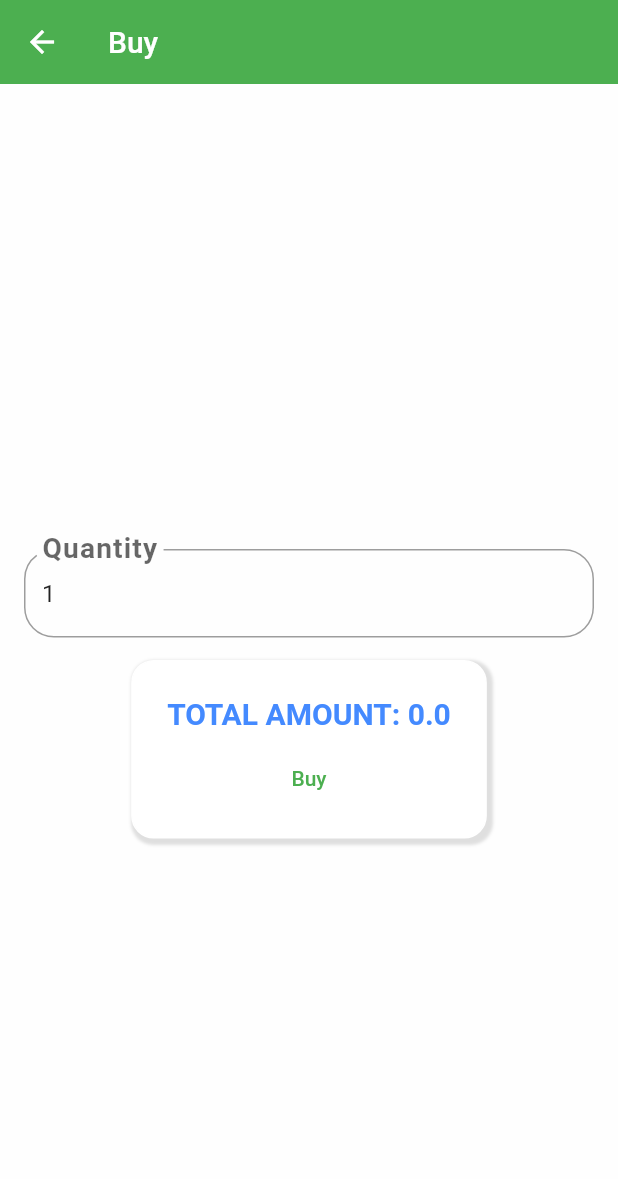
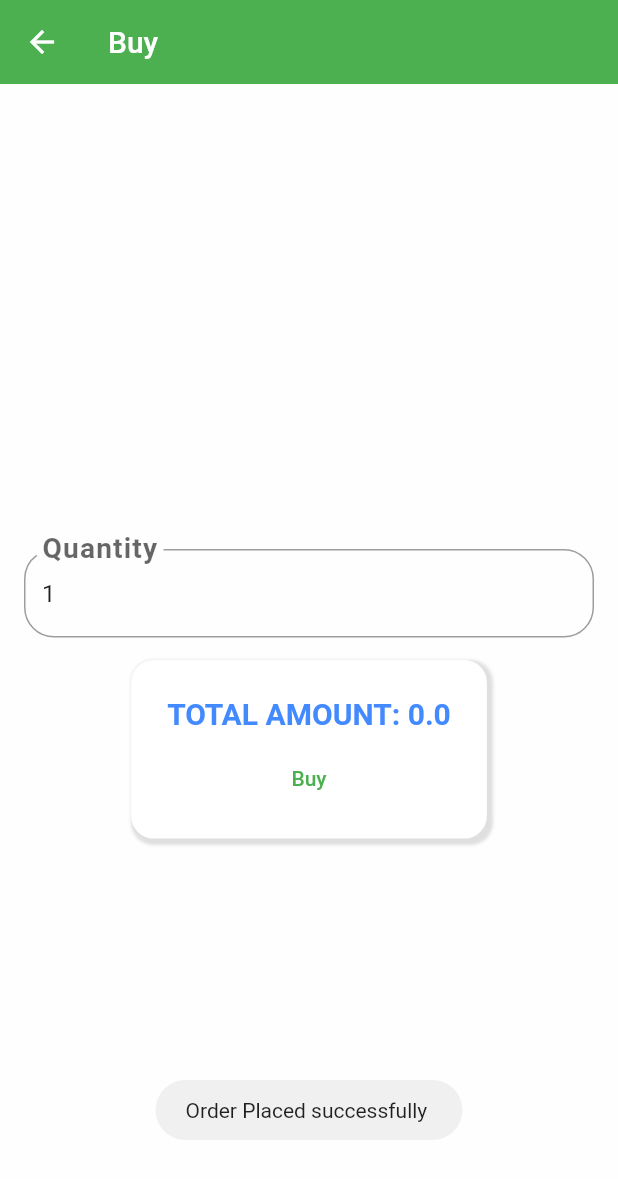
Before and after one commit to sanjay-06/Stock_Console_App, a Flutter app: the Purchase screen opened directly with empty values, after a tap on "Buy", on a phone screen of 412 x 824 dp. Shown: the top 1179 px of the screen. Run offline on Flutter 3.47's test engine with Material 2 defaults, Android fonts, the phone set to English and light mode, and no system bars; our stand-ins replace cloud_firestore, firebase_auth, firebase_core, fluttertoast, syncfusion_flutter_charts; accounts and stored records are empty.

Commit message:
store orders in firestore

```diff
--- a/lib/screens/purchase/purchase.dart
+++ b/lib/screens/purchase/purchase.dart
@@ -1,5 +1,8 @@
+import 'package:firebase_auth/firebase_auth.dart';
 import 'package:flutter/material.dart';
+import 'package:fluttertoast/fluttertoast.dart';
 import 'package:stockconsole/models/Amount.dart';
+import 'package:cloud_firestore/cloud_firestore.dart';
 
 class Purchase extends StatefulWidget {
   final String title;
@@ -67,6 +70,18 @@ class _PurchaseState extends State<Purchase> {
     _billAmountController.dispose();
     _tipPercentageController.dispose();
     super.dispose();
+  }
+
+  void purchase(price, qty, sym) {
+    FirebaseFirestore.instance
+        .collection('portfolio')
+        .doc(FirebaseAuth.instance.currentUser!.email)
+        .set({
+      "stocks": [
+        {'price': price, 'qty': qty, 'title': sym}
+      ]
+    });
+    Fluttertoast.showToast(msg: "Order Placed successfully ");
   }
 
   @override
@@ -144,7 +159,9 @@ class _PurchaseState extends State<Purchase> {
                         key: const Key('totalAmount'),
                       ),
                       TextButton(
-                          onPressed: () {},
+                          onPressed: () {
+                            purchase(price, _tipPercentage, title);
+                          },
                           child: const Text(
                             "Buy",
                             style: TextStyle(color: Colors.green),
```
Also changed, not shown: lib/screens/purchase/Sell.dart (+18 -1 lines).
